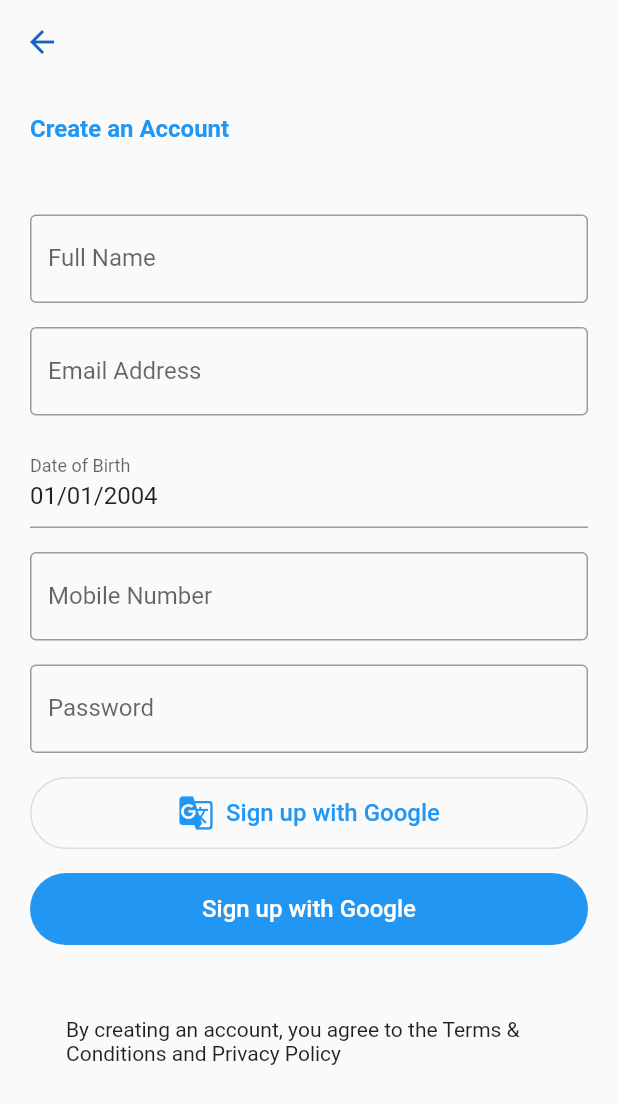
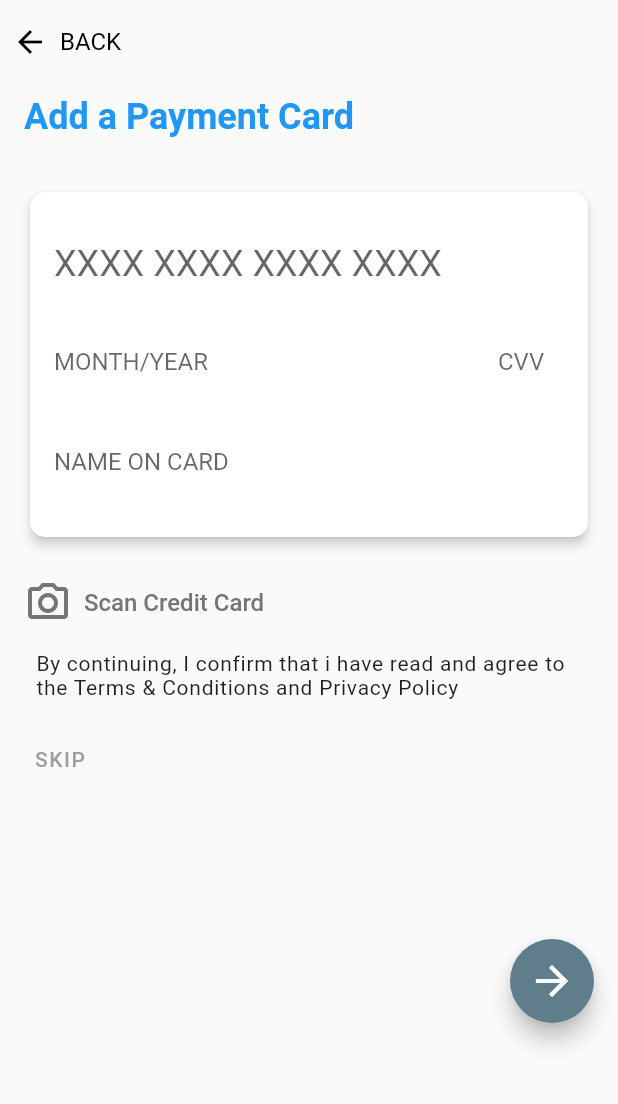
Before and after one commit to mitchellnwakusor/pickupApp, a Flutter app: the Signup screen opened by its route, after a tap on "Sign up with Google", on a phone screen of 412 x 824 dp. Shown: the top 1104 px of the screen. Run offline on Flutter 3.47's test engine with Material 2 defaults, Android fonts, the light colour scheme and no system bars.

Commit message:
pickup App

```diff
--- a/lib/pages/login.dart
+++ b/lib/pages/login.dart
@@ -27,7 +27,7 @@
                   'Login to pickup!',
                   style: TextStyle(
                       color: Colors.blue,
-                      fontSize: 16.0,
+                      fontSize: 24.0,
                       fontWeight: FontWeight.w600),
                 ),
                 const SizedBox(height: 48.0),
@@ -78,7 +78,7 @@
                           backgroundColor:
                               MaterialStateProperty.all(Colors.blue)),
                       onPressed: () {
-                        Navigator.pushNamed(context, '/profileScreen');
+                        Navigator.pushNamed(context, '/');
                       },
                       icon: const Icon(
                         Icons.arrow_right_alt,
--- /dev/null
+++ b/lib/pages/paymentcard.dart
@@ -0,0 +1,188 @@
+import 'package:flutter/material.dart';
+import 'package:flutter/services.dart';
+
+class PaymentCard extends StatefulWidget {
+  const PaymentCard({Key? key}) : super(key: key);
+
+  @override
+  State<PaymentCard> createState() => _PaymentCardState();
+}
+
+class _PaymentCardState extends State<PaymentCard> {
+  @override
+  Widget build(BuildContext context) {
+    return Scaffold(
+      appBar: AppBar(
+        leadingWidth: 24.0,
+        backgroundColor: Colors.transparent,
+        foregroundColor: Colors.black,
+        elevation: 0,
+        // toolbarHeight: 80,
+        title: const Text(
+          'BACK',
+          style: TextStyle(fontSize: 16.0, fontWeight: FontWeight.w400),
+        ),
+      ),
+      body: ListView(
+        children: [
+          Column(
+          mainAxisAlignment: MainAxisAlignment.spaceEvenly,
+          crossAxisAlignment: CrossAxisAlignment.start,
+          children: [
+            const Padding(
+              padding: EdgeInsets.fromLTRB(16.0, 8.0, 16.0, 0),
+              child: Text(
+                'Add a Payment Card',
+                style: TextStyle(
+                    color: Colors.blue,
+                    fontSize: 24.0,
+                    fontWeight: FontWeight.w600),
+              ),
+            ),
+            const SizedBox(height: 16.0,),
+            Padding(
+              padding: const EdgeInsets.all(16.0),
+              child: Card(
+                elevation: 3,
+                shadowColor: Colors.grey[300],
+                shape: RoundedRectangleBorder(
+                  borderRadius: BorderRadius.circular(10)
+                ),
+                child: Padding(
+                  padding: const EdgeInsets.all(8.0),
+                  child: Form(
+                    child: Column(
+                      children: [
+                        const SizedBox(height: 16.0,),
+                        TextFormField(
+                          keyboardType: TextInputType.number,
+                          style: const TextStyle(
+                            fontSize: 24.0,
+                          ),
+                          decoration: const InputDecoration(
+                            contentPadding: EdgeInsets.all(8.0),
+                            hintText: 'XXXX XXXX XXXX XXXX',
+                             border: InputBorder.none,
+                          ),
+                          inputFormatters: [
+                            LengthLimitingTextInputFormatter(16),
+                            FilteringTextInputFormatter.allow(RegExp(r'[0-9]')),
+                          ],
+                        ),
+                       const SizedBox(height: 16.0),
+                        Row(
+                          mainAxisAlignment: MainAxisAlignment.spaceBetween,
+                          children: [
+                            SizedBox(
+                              width: 120.0,
+                              child: TextFormField(
+                                keyboardType: TextInputType.datetime,
+                                style: const TextStyle(
+                                  fontSize: 16.0,
+                                ),
+                                decoration: const InputDecoration(
+                                  label: Text('MONTH/YEAR'),
+                                  contentPadding: EdgeInsets.all(8.0),
+                                  hintText: 'XX/XX',
+                                  border: InputBorder.none,
+                                ),
+                                inputFormatters: [
+                                  LengthLimitingTextInputFormatter(5),
+                                  FilteringTextInputFormatter.allow(RegExp(r'[0-9 /]')),
+                                ],
+                              ),
+                            ),
+                            SizedBox(
+                              width: 60.0,
+                              child: TextFormField(
+                                keyboardType: TextInputType.number,
+                                style: const TextStyle(
+                                  fontSize: 16.0,
+                                ),
+                                decoration:
+                                const InputDecoration(
+                                  label: Text('CVV'),
+                                  contentPadding: EdgeInsets.all(8.0),
+                                  hintText: 'XXX',
+                                  border: InputBorder.none,
+                                ),
+                                inputFormatters: [
+                                  LengthLimitingTextInputFormatter(3),
+                                  FilteringTextInputFormatter.allow(RegExp(r'[0-9]')),
+                                ],
+                              ),
+                            ),
+                          ],
+                        ),
+                        const SizedBox(height: 16.0,),
+                        TextFormField(
+                          keyboardType: TextInputType.number,
+                          style: const TextStyle(
+                            fontSize: 16.0,
+                          ),
+                          decoration: const InputDecoration(
+                            label: Text('NAME ON CARD'),
+                            contentPadding: EdgeInsets.all(8.0),
+                            hintText: 'CARD OWNER',
+                            border: InputBorder.none,
+                          ),
+                          inputFormatters: [
+                            FilteringTextInputFormatter.allow(RegExp(r'[a-z A-Z]')),
+                            // FilteringTextInputFormatter.allow(RegExp(r'[ ]'))
+                          ],
+                        ),
+                        const SizedBox(height: 16.0,)
+                      ],
+                    ),
+                  ),
+                ),
+              ),
+            ),
+            Padding(
+              padding:  const EdgeInsets.fromLTRB(8.0,0,8.0,0),
+              child: TextButton.icon(style: ButtonStyle(
+                foregroundColor: MaterialStateProperty.all(Colors.grey[600]),
+              ),
+                  onPressed: (){},
+                  icon: const Icon(Icons.camera_alt_outlined,size: 32.0,),
+                  label: const Text('Scan Credit Card',style: TextStyle(fontSize: 16.0),)),
+            ),
+            const SizedBox(height: 8.0),
+            const Padding(
+              padding: EdgeInsets.fromLTRB(24.0,0,24.0,0),
+              child: Text('By continuing, I confirm that i have read and agree to the Terms & Conditions and Privacy Policy',
+                style: TextStyle(
+                    fontWeight: FontWeight.w400,
+                    letterSpacing: 0.5,
+                    // fontSize: 16.0
+                )
+              ),
+            ),
+            const SizedBox(height: 8.0),
+            Align(
+              alignment: Alignment.centerLeft,
+              child: Padding(
+                padding: const EdgeInsets.all(8.0),
+                child: TextButton(onPressed: (){}, child: const Text('SKIP',style: TextStyle(letterSpacing: 1),),style: ButtonStyle(
+                  foregroundColor: MaterialStateProperty.all(Colors.grey),
+                ),),
+              ),
+            ),
+
+          ],
+
+        ),
+      const SizedBox(height: 72.0),
+      Padding(
+        padding: const EdgeInsets.all(16.0),
+        child: Align(
+          alignment: Alignment.bottomRight,
+            child: FloatingActionButton(backgroundColor: Colors.blueGrey,onPressed: (){}, child: const Icon(Icons.arrow_forward,color: Colors.white,size: 32.0,))),
+      )
+
+        ],
+
+      ),
+    );
+  }
+}
--- a/lib/pages/profile.dart
+++ b/lib/pages/profile.dart
@@ -148,7 +148,9 @@
                             height: 16.0,
                           ),
                           TextButton(
-                            onPressed: () {},
+                            onPressed: () {
+                              Navigator.pushNamed(context, '/changePasswordScreen');
+                            },
                             child: Row(
                               children: const [
                                 Expanded(
--- a/lib/pages/signup.dart
+++ b/lib/pages/signup.dart
@@ -31,7 +31,7 @@
                   'Create an Account',
                   style: TextStyle(
                       color: Colors.blue,
-                      fontSize: 16.0,
+                      fontSize: 24.0,
                       fontWeight: FontWeight.w600),
                 ),
                 const SizedBox(height: 48.0),
@@ -84,7 +84,7 @@
                                 const StadiumBorder()),
                             minimumSize:
                                 MaterialStateProperty.all(const Size(0, 48.0))),
-                        onPressed: () {},
+                        onPressed: () {Navigator.pushNamed(context, '/paymentCardScreen');},
                         icon: const Icon(Icons.g_translate),
                         label: const Text(
                           'Sign up with Google',
@@ -99,8 +99,10 @@
                               MaterialStateProperty.all(const Size(0, 48.0)),
                           backgroundColor:
                               MaterialStateProperty.all(Colors.blue)),
-                      onPressed: () {},
-                      child: const Text('Sign up with Google',
+                      onPressed: () {
+                        Navigator.pushNamed(context, '/paymentCardScreen');
+                      },
+                      child: const Text('Sign up',
                           style:
                               TextStyle(color: Colors.white, fontSize: 16.0)),
                     ),
```
Also changed, not shown: lib/main.dart (+6 -3 lines), lib/pages/changepassword.dart (added, +110 -0 lines), 1 other file.
